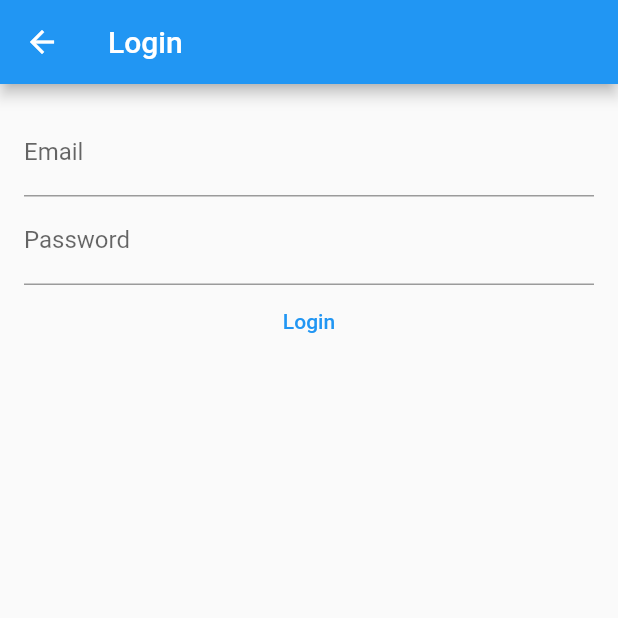
After one commit to cabisolutions/flutter_sanctum, a Flutter app: the screen it shows after launch, in the side drawer, after a tap on "Login", on a phone screen of 412 x 824 dp, the top half of it. The commit adds this screen. Run offline on Flutter 3.47's test engine with Material 2 defaults, Android fonts, the phone set to English and light mode, and no system bars.

Commit message:
Building the login screen

```diff
--- /dev/null
+++ b/lib/screen/login_screen.dart
@@ -0,0 +1,74 @@
+import 'dart:developer';
+
+import 'package:flutter/cupertino.dart';
+import 'package:flutter/material.dart';
+
+class LoginScreen extends StatefulWidget{
+  const LoginScreen({Key? key}) : super(key: key);
+
+  @override
+  State<StatefulWidget> createState() {
+    return LoginState();
+  }
+}
+
+
+class LoginState extends State<LoginScreen>{
+  final _formKey = GlobalKey<FormState>();
+  String _email = '';
+  String _password = '';
+
+  void submit () {
+    log(_email);
+    log(_password);
+  }
+
+  @override
+  Widget build(BuildContext context) {
+    return Scaffold(
+      appBar: AppBar(
+        title: const Text('Login'),
+      ),
+      body: Form(
+        key: _formKey,
+        child: Scrollbar(
+          child:SingleChildScrollView(
+            padding: EdgeInsets.all(16),
+            child: Column(
+              children: [
+                TextFormField(
+                  decoration: const InputDecoration(
+                    labelText: 'Email',
+                    hintText: 'you@somewhere.com',
+                  ),
+                  onSaved: (value){
+                    _email = value!;
+                  },
+                ),
+                TextFormField(
+                  decoration: const InputDecoration(
+                    labelText: 'Password',
+                  ),
+                  onSaved: (value){
+                    _password = value!;
+                  },
+                ),
+                SizedBox(
+                  width: double.infinity,
+                  child: TextButton( //FlatButton se cambió por TextButton
+                    onPressed: () {
+                      _formKey.currentState!.save();
+
+                     this.submit();
+                    },
+                   child: const Text('Login')
+                  )
+                )
+              ],
+            ),
+          )
+        )
+      )
+    );
+  }
+}
--- a/lib/widgets/nav_drawer.dart
+++ b/lib/widgets/nav_drawer.dart
@@ -1,4 +1,5 @@
 import 'package:flutter/material.dart';
+import 'package:flutter_sanctum/screen/login_screen.dart';
 import 'package:flutter_sanctum/screen/posts_screen.dart';
 
 class  NavDrawer extends StatelessWidget{
@@ -20,7 +21,16 @@
                 MaterialPageRoute(
                   builder: (context) => const PostsScreen()));
             },
-          )
+          ),
+          ListTile(
+            title: const Text('Login'),
+            onTap: () {
+              Navigator.push(
+                context,
+                MaterialPageRoute(
+                  builder: (context) => const LoginScreen()));
+            },
+          ),
         ],
       ),
     );
```
